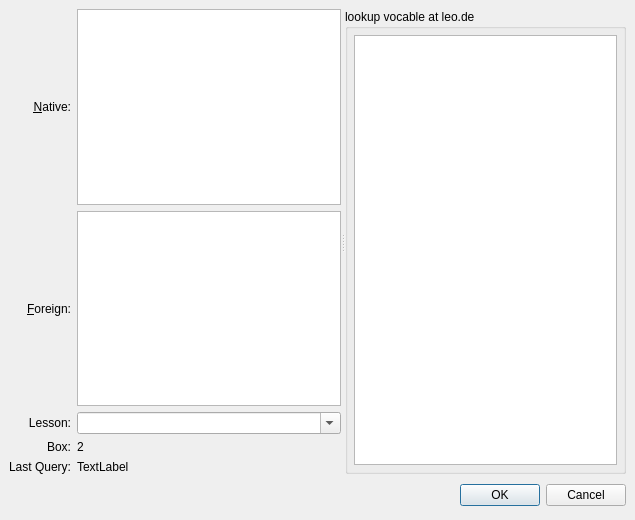
Before: the Qt Designer form VocableEditor.ui in nsams/vocablecoach, drawn with Qt 5.
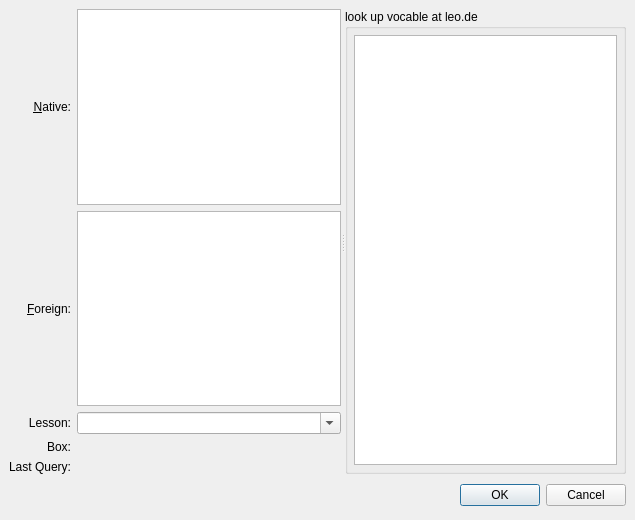
After: the same form once the commit is applied. Custom widgets are drawn as their Qt base class.

What changed in the file:
```diff
--- a/VocableEditor.ui
+++ b/VocableEditor.ui
@@ -55,7 +55,7 @@
        <item row="3" column="1" >
         <widget class="QLabel" name="boxLabel" >
          <property name="text" >
-          <string>2</string>
+          <string/>
          </property>
         </widget>
        </item>
@@ -108,7 +108,7 @@
        <item row="4" column="1" >
         <widget class="QLabel" name="lastQueryLabel" >
          <property name="text" >
-          <string>TextLabel</string>
+          <string/>
          </property>
         </widget>
        </item>
@@ -133,7 +133,7 @@
      </widget>
      <widget class="QGroupBox" name="translateGroupBox" >
       <property name="title" >
-       <string>lookup vocable at leo.de</string>
+       <string>look up vocable at leo.de</string>
       </property>
       <layout class="QVBoxLayout" >
        <property name="margin" >
```
